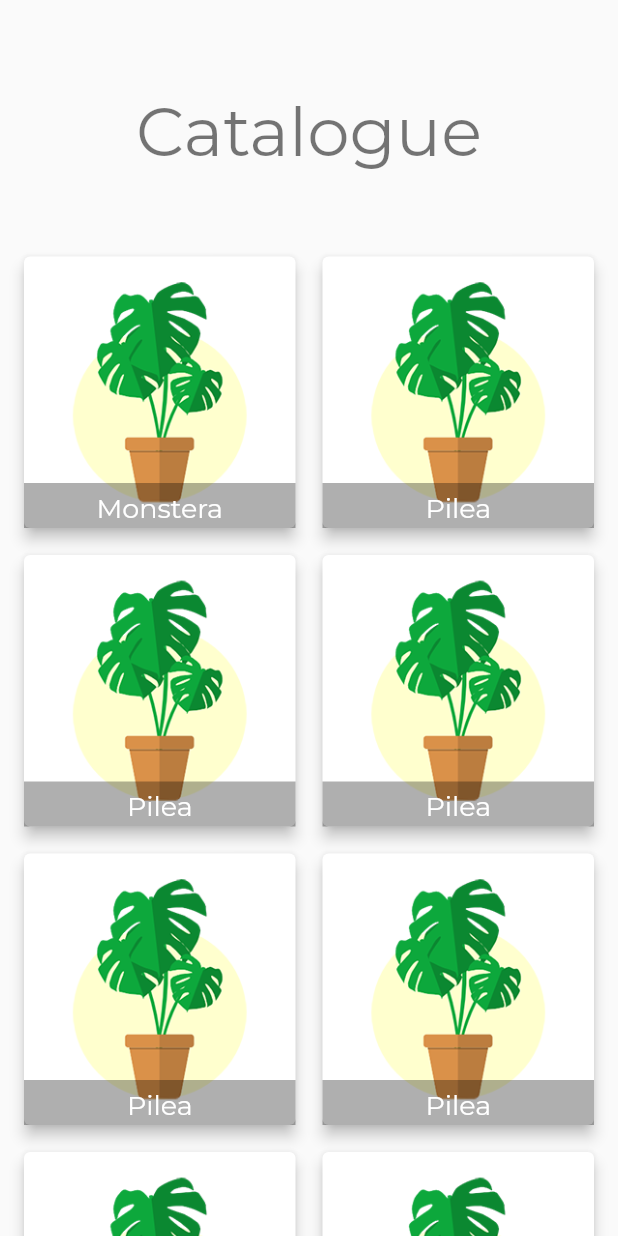
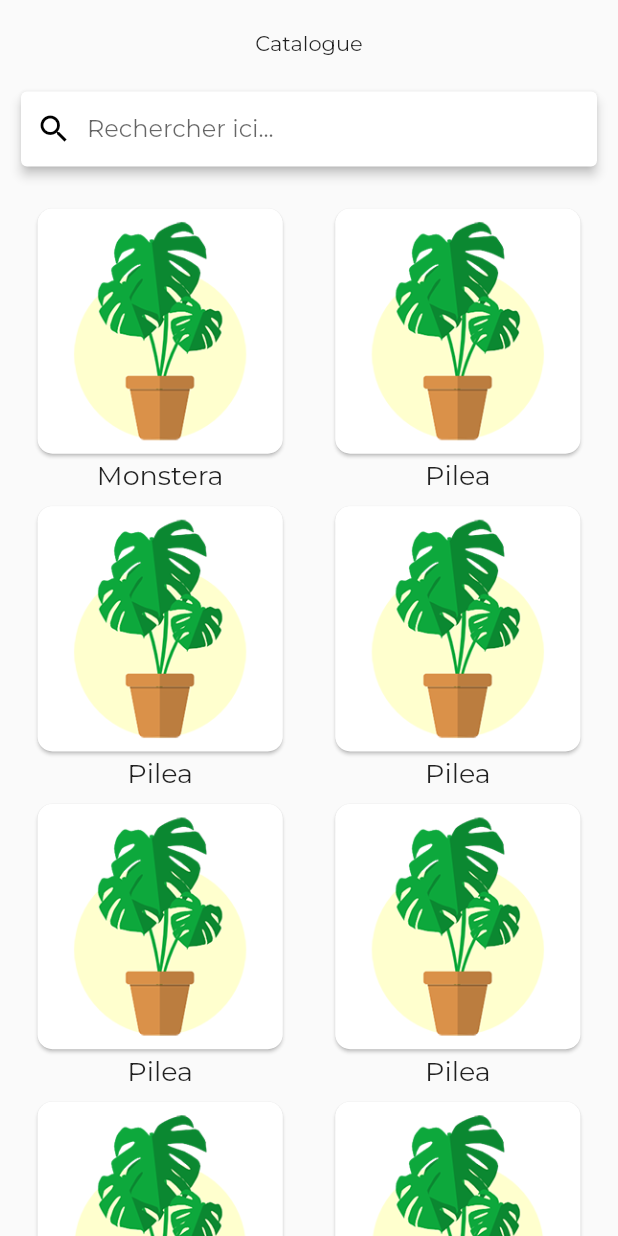
Before and after one commit to Skewnart/feedy, a Flutter app: the CatalogPage widget shown alone on an empty page, opened directly, on a phone screen of 412 x 824 dp. Run offline on Flutter 3.47's test engine with Material 2 defaults, Android fonts, the phone set to English and light mode, and no system bars; our stand-ins replace google_fonts, supabase, supabase_flutter; accounts and stored records are empty.

Commit message:
First changes catalog

```diff
--- a/lib/pages/home.page.dart
+++ b/lib/pages/home.page.dart
@@ -41,7 +41,12 @@ class _MyHomePageState extends AuthRequiredState<MyHomePage> {
   @override
   Widget build(BuildContext context) {
     return Scaffold(
-      body: _widgetOptions.elementAt(_selectedIndex).child,
+      body: SafeArea(
+        child: GestureDetector(
+          onTap: () => FocusScope.of(context).unfocus(),
+          child: _widgetOptions.elementAt(_selectedIndex).child,
+        ),
+      ),
       bottomNavigationBar: BottomNavigationBar(
         items: <BottomNavigationBarItem>[
           BottomNavigationBarItem(
--- a/lib/pages/home_pages/catalog.page.dart
+++ b/lib/pages/home_pages/catalog.page.dart
@@ -1,41 +1,86 @@
-import 'package:flutter/material.dart';
 import 'package:feedy/widgets/catalog_card.widget.dart';
 import 'package:feedy/models/plant_type.model.dart';
+import 'package:flutter/material.dart';
 
 class CatalogPage extends StatefulWidget {
   const CatalogPage({Key? key}) : super(key: key);
 
   @override
-  State<CatalogPage> createState() => _CatalogPageState();
+  _CatalogPageState createState() => _CatalogPageState();
 }
 
 class _CatalogPageState extends State<CatalogPage> {
-  int _counter = 0;
+  late TextEditingController textController;
 
-  void _incrementCounter() {
-    setState(() {
-      _counter++;
-    });
+  @override
+  void initState() {
+    super.initState();
+    textController = TextEditingController();
   }
 
   @override
   Widget build(BuildContext context) {
-    return Column(children: <Widget>[
-      Center(
-        child: Padding(
-          padding: const EdgeInsets.only(top: 60, bottom: 40),
+    return Column(
+      mainAxisSize: MainAxisSize.max,
+      crossAxisAlignment: CrossAxisAlignment.stretch,
+      children: [
+        const Padding(
+          padding: EdgeInsetsDirectional.fromSTEB(0, 20, 0, 20),
           child: Text(
-            "Catalogue",
-            style: Theme.of(context).textTheme.headline3,
+            'Catalogue',
+            textAlign: TextAlign.center,
+          ),
+        ),
+        Padding(
+          padding: const EdgeInsetsDirectional.fromSTEB(10, 0, 10, 20),
+          child: Card(
+            elevation: 3,
+            child: Container(
+              height: 50,
+              child: Row(
+                mainAxisSize: MainAxisSize.max,
+                children: [
+                  const Padding(
+                    padding: EdgeInsetsDirectional.fromSTEB(10, 0, 10, 0),
+                    child: Icon(
+                      Icons.search,
+                      color: Colors.black,
+                      size: 24,
+                    ),
+                  ),
+                  Expanded(
+                    child: TextFormField(
+                      controller: textController,
+                      decoration: const InputDecoration(
+                        isDense: true,
+                        hintText: 'Rechercher ici...',
+                        enabledBorder: UnderlineInputBorder(
+                          borderSide: BorderSide(
+                            color: Color(0x00000000),
+                            width: 1,
+                          ),
+                        ),
+                        focusedBorder: UnderlineInputBorder(
+                          borderSide: BorderSide(
+                            color: Color(0x00000000),
+                            width: 1,
+                          ),
+                        ),
+                      ),
+                    ),
+                  ),
+                ],
+              ),
             ),
           ),
         ),
         Expanded(
           child: GridView.count(
-          padding: const EdgeInsets.symmetric(vertical: 12, horizontal: 12),
+            padding: const EdgeInsetsDirectional.fromSTEB(10, 0, 10, 10),
             crossAxisCount: 2,
-          crossAxisSpacing: 10,
-          mainAxisSpacing: 10,
+            crossAxisSpacing: 5,
+            mainAxisSpacing: 5,
+            scrollDirection: Axis.vertical,
             children: List.generate(PlantType.PlantTypes.length, (index) {
               return CatalogCard(
                 plant_type: PlantType.PlantTypes[index],
@@ -43,6 +88,7 @@ class _CatalogPageState extends State<CatalogPage> {
             }),
           ),
         ),
-    ]);
+      ],
+    );
   }
 }
--- a/lib/widgets/catalog_card.widget.dart
+++ b/lib/widgets/catalog_card.widget.dart
@@ -6,55 +6,29 @@ class CatalogCard extends StatelessWidget {
 
   final PlantType plant_type;
 
-  // This widget is the root of your application.
   @override
   Widget build(BuildContext context) {
-    return Card(
-      elevation: 4,
-      child: Stack(
-        children: [
-          Container(
-            padding: const EdgeInsets.all(8),
-            child: Image.asset(plant_type.image),
-          ),
-          Positioned.fill(
-            child: Align(
-              alignment: Alignment.bottomCenter,
-              child: Container(
-                padding: const EdgeInsets.all(2),
-                alignment: Alignment.bottomCenter,
-                height: 30,
-                decoration: BoxDecoration(
-                  color: Colors.black.withAlpha(80),
-                ),
-                child: Text(
-                  plant_type.name,
-                  style: const TextStyle(color: Colors.white, fontSize: 18.0),
-                ),
-              ),
+    return Column(
+      mainAxisSize: MainAxisSize.max,
+      mainAxisAlignment: MainAxisAlignment.center,
+      crossAxisAlignment: CrossAxisAlignment.center,
+      children: [
+        Expanded(
+          child: Card(
+            shape: RoundedRectangleBorder(
+              borderRadius: BorderRadius.circular(10),
+            ),
+            child: Image.asset(
+              plant_type.image,
+              fit: BoxFit.contain,
             ),
           ),
-          // Container(
-          //   padding: const EdgeInsets.all(8),
-          //   alignment: Alignment.bottomCenter,
-          //   decoration: BoxDecoration(
-          //     gradient: LinearGradient(
-          //       begin: Alignment.topCenter,
-          //       end: Alignment.bottomCenter,
-          //       colors: <Color>[
-          //         Colors.black.withAlpha(0),
-          //         Colors.black12,
-          //         Colors.black45
-          //       ],
-          //     ),
-          //   ),
-          //   child: Text(
-          //     plant_type.name,
-          //     style: const TextStyle(color: Colors.white, fontSize: 16.0),
-          //   ),
-          // ),
-        ],
-      ),
+        ),
+        Text(
+          plant_type.name,
+          style: const TextStyle(fontSize: 18.0),
+        ),
+      ],
     );
   }
 }
```
Lines whose indentation alone changed are shown as unchanged.
